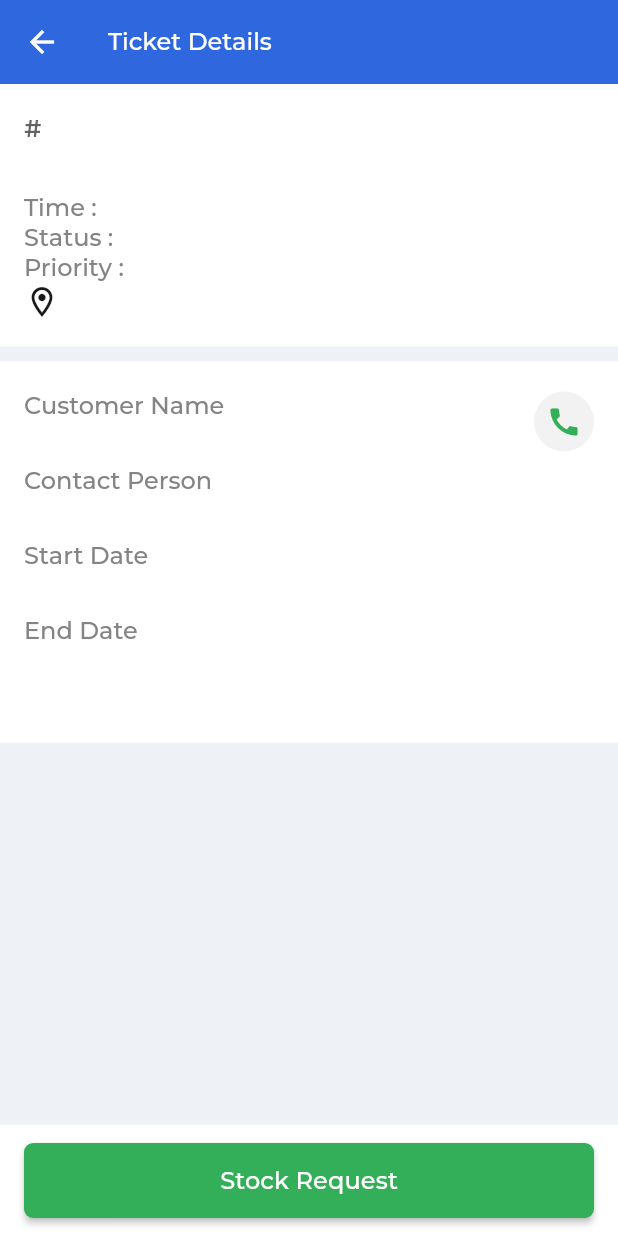
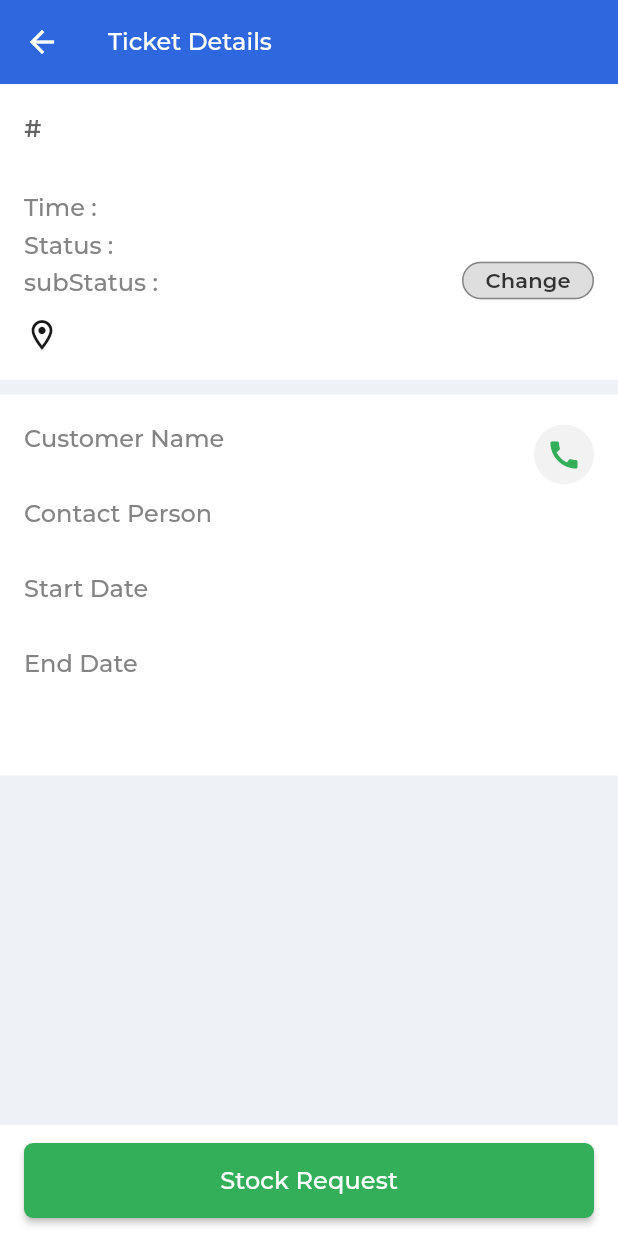
Before and after one commit to Ritik0110/service_management, a Flutter app: the TicketDetails screen opened directly with empty values, after a tap on the "call" icon, on a phone screen of 412 x 824 dp. Run offline on Flutter 3.47's test engine with Material 3 defaults, Android fonts, the phone set to English and light mode, and no system bars; our stand-ins replace dio, easy_date_timeline, flutter_native_splash, fluttertoast, get, shared_preferences; accounts and stored records are empty; network calls fail; project files that could hold a hidden picture were left out.

Commit message:
final changes applied

```diff
--- a/lib/Models/TicketsModel.dart
+++ b/lib/Models/TicketsModel.dart
@@ -50,6 +50,7 @@ class ServiceData {
   String? time;
   String? contactPerson;
   String? contactNumber;
+  String? subStatus;
 
   ServiceData(
       {this.serviceCallNo,
@@ -70,12 +71,14 @@ class ServiceData {
         this.endDate,
         this.time,
         this.contactPerson,
+        this.subStatus,
         this.contactNumber});
 
   ServiceData.fromJson(Map<String, dynamic> json) {
     serviceCallNo = json['ServiceCallNo'];
     subject = json['Subject'];
     callStatus = json['CallStatus'];
+    subStatus = json['SubStatus'];
     priority = json['Priority'];
     problemType = json['ProblemType'];
     callType = json['CallType'];
@@ -98,6 +101,7 @@ class ServiceData {
     final Map<String, dynamic> data = new Map<String, dynamic>();
     data['ServiceCallNo'] = this.serviceCallNo;
     data['Subject'] = this.subject;
+    data['SubStatus'] = this.subStatus;
     data['CallStatus'] = this.callStatus;
     data['Priority'] = this.priority;
     data['ProblemType'] = this.problemType;
--- /dev/null
+++ b/lib/Models/sub_status_model.dart
@@ -0,0 +1,44 @@
+class StatusModel {
+  int? result;
+  String? message;
+  List<SubStatus>? subStatus;
+
+  StatusModel({this.result, this.message, this.subStatus});
+
+  StatusModel.fromJson(Map<String, dynamic> json) {
+    result = json['Result'];
+    message = json['Message'];
+    if (json['SubStatus'] != null) {
+      subStatus = <SubStatus>[];
+      json['SubStatus'].forEach((v) {
+        subStatus!.add(new SubStatus.fromJson(v));
+      });
+    }
+  }
+
+  Map<String, dynamic> toJson() {
+    final Map<String, dynamic> data = new Map<String, dynamic>();
+    data['Result'] = this.result;
+    data['Message'] = this.message;
+    if (this.subStatus != null) {
+      data['SubStatus'] = this.subStatus!.map((v) => v.toJson()).toList();
+    }
+    return data;
+  }
+}
+
+class SubStatus {
+  String? subStatus;
+
+  SubStatus({this.subStatus});
+
+  SubStatus.fromJson(Map<String, dynamic> json) {
+    subStatus = json['SubStatus'];
+  }
+
+  Map<String, dynamic> toJson() {
+    final Map<String, dynamic> data = new Map<String, dynamic>();
+    data['SubStatus'] = this.subStatus;
+    return data;
+  }
+}
--- a/lib/screens/HomeScreen/home_screen.dart
+++ b/lib/screens/HomeScreen/home_screen.dart
@@ -254,6 +254,7 @@ class HomeScreen extends StatelessWidget {
                             ticketId:
                                 controller.ticketList[index].serviceCallNo ??
                                     'N/A',
+                            ticketSubStatus: controller.ticketList[index].subStatus ?? "N/A",
                             ticketTitle:
                                 controller.ticketList[index].subject ?? "N/A",
                             ticketTime:
--- a/lib/screens/HomeScreen/widgets/search_tickets_dialog.dart
+++ b/lib/screens/HomeScreen/widgets/search_tickets_dialog.dart
@@ -79,6 +79,7 @@ class SearchTicketsDialog extends StatelessWidget {
                         itemCount: searchResult.length,
                         itemBuilder: (context, index) {
                           return TicketCard(
+                            ticketSubStatus: searchResult[index].subStatus ?? "N/A",
                             ticketId: searchResult[index].serviceCallNo ?? "",
                             ticketTitle: searchResult[index].subject ?? "N/A",
                             ticketTime: searchResult[index].time ?? "N/A",
--- a/lib/screens/choose_items/choose_item_controller.dart
+++ b/lib/screens/choose_items/choose_item_controller.dart
@@ -88,12 +88,10 @@ class ChooseItemController extends GetxController {
   }
 
   increaseItem1(ItemData data) {
-    if (subQty[data.itemCode]! < data.quantity!) {
       !selectedItemsList.contains(data) ? selectedItemsList.add(data) : null;
       subQty[data.itemCode!] = (subQty[data.itemCode]! + 1);
       totalItemsCount();
       update();
-    }
   }
 
   decreaseItem1(ItemData data) {
--- a/lib/screens/ticket_details/ticket_details.dart
+++ b/lib/screens/ticket_details/ticket_details.dart
@@ -7,8 +7,23 @@ import 'package:service_call_management/utils/app_test_style.dart';
 import 'package:service_call_management/utils/extension/size_extension.dart';
 import 'package:url_launcher/url_launcher.dart';
 
-class TicketDetails extends StatelessWidget {
-  const TicketDetails({super.key, required this.ticketId, required this.ticketTitle, required this.ticketTime, required this.ticketStatus,  required this.ticketLocation, required this.ticketPriority, required this.customerName, required this.contactPerson, required this.startDate, required this.endDate, required this.contactNumber});
+import 'ticket_details_controller.dart';
+
+class TicketDetails extends StatefulWidget {
+  const TicketDetails(
+      {super.key,
+      required this.ticketId,
+      required this.ticketTitle,
+      required this.ticketTime,
+      required this.ticketStatus,
+      required this.ticketLocation,
+      required this.ticketPriority,
+      required this.customerName,
+      required this.contactPerson,
+      required this.startDate,
+      required this.endDate,
+      required this.contactNumber,
+      required this.subStatus});
   final String ticketId;
   final String ticketTitle;
   final String ticketTime;
@@ -20,7 +35,21 @@ class TicketDetails extends StatelessWidget {
   final String contactNumber;
   final String startDate;
   final String endDate;
+  final String subStatus;
 
+  @override
+  State<TicketDetails> createState() => _TicketDetailsState();
+}
+
+class _TicketDetailsState extends State<TicketDetails> {
+  final ticketController = Get.put(TicketDetailsController());
+
+  @override
+  void initState() {
+    super.initState();
+    ticketController.selectedSubStatus.value = widget.subStatus;
+    ticketController.callId.value = widget.ticketId;
+  }
 
   @override
   Widget build(BuildContext context) {
@@ -41,26 +70,57 @@ class TicketDetails extends StatelessWidget {
                 crossAxisAlignment: CrossAxisAlignment.start,
                 children: [
                   Text(
-                    "#$ticketId",
+                    "#${widget.ticketId}",
                     style: AppTextStyle.grey646semi16,
                   ),
                   Text(
-                    "$ticketTitle",
+                    "${widget.ticketTitle}",
                     style: AppTextStyle.black191medium16,
                   ),
                   10.sizedBoxHeight,
+                  Row(
+                    mainAxisAlignment: MainAxisAlignment.spaceBetween,
+                    crossAxisAlignment: CrossAxisAlignment.end,
+                    children: [
+                      Column(
+                        crossAxisAlignment: CrossAxisAlignment.start,
+                        children: [
                           commonRow(
                               title: "Time : ",
-                      value: "$ticketTime",
+                              value: "${widget.ticketTime}",
                               style: AppTextStyle.black323semi16),
+                          5.sizedBoxHeight,
                           commonRow(
                               title: "Status : ",
-                      value: "$ticketStatus",
+                              value: "${widget.ticketStatus}",
                               style: AppTextStyle.green47cSemi16),
+                          5.sizedBoxHeight,
                           commonRow(
-                      title: "Priority : ",
-                      value: "$ticketPriority",
-                      style: AppTextStyle.yellowFF9Semi16),
+                            title: "subStatus : ",
+                            value: "${widget.subStatus}",
+                            style:AppTextStyle.semiBoldTS.copyWith(
+                                color: AppColors.black323Color, fontSize: 16),
+                          ),
+                          12.sizedBoxHeight,
+                        ],
+                      ),
+                      MaterialButton(
+                        onPressed: ticketController.changeStatus,
+                        height: 25,
+                        elevation: 0,
+                        padding: const EdgeInsets.symmetric(horizontal: 0,vertical: 0),
+                        color: AppColors.grey7A7Color.withOpacity(0.25),
+                        shape: RoundedRectangleBorder(
+                          borderRadius: BorderRadius.circular(20),
+                          side: const BorderSide(color: AppColors.grey848Color),
+                        ),
+                        child: Text(
+                          "Change",
+                          style: AppTextStyle.black323semi14,
+                        ),
+                      ),
+                    ],
+                  ),
                   Row(
                     mainAxisAlignment: MainAxisAlignment.start,
                     children: [
@@ -69,7 +129,7 @@ class TicketDetails extends StatelessWidget {
                         color: AppColors.black191Color,
                       ),
                       Text(
-                        "$ticketLocation",
+                        "${widget.ticketLocation}",
                         style: AppTextStyle.black191medium16,
                       ),
                     ],
@@ -92,11 +152,12 @@ class TicketDetails extends StatelessWidget {
                       children: [
                         commonRow(
                             title: "Customer Name",
-                            value: "\n$customerName",
+                            value: "\n${widget.customerName}",
                             style: AppTextStyle.black323semi16),
                         InkWell(
                           onTap: () {
-                            launchUrl(Uri.parse("tel:${contactNumber??""}"));
+                            launchUrl(
+                                Uri.parse("tel:${widget.contactNumber}"));
                           },
                           child: const CircleAvatar(
                             radius: 20,
@@ -112,26 +173,30 @@ class TicketDetails extends StatelessWidget {
                     10.sizedBoxHeight,
                     commonRow(
                         title: "Contact Person",
-                        value: "\n$contactPerson",
+                        value: "\n${widget.contactPerson}",
                         style: AppTextStyle.black323semi16),
                     10.sizedBoxHeight,
                     commonRow(
                         title: "Start Date",
-                        value: "\n$startDate",
+                        value: "\n${widget.startDate}",
                         style: AppTextStyle.black323semi16),
                     10.sizedBoxHeight,
                     commonRow(
                         title: "End Date",
-                        value: "\n$endDate",
+                        value: "\n${widget.endDate}",
                         style: AppTextStyle.black323semi16),
-                    24.sizedBoxHeight,],
+                    24.sizedBoxHeight,
+                  ],
                 ),
               ),
             ),
             const Spacer(),
             CommonMaterialButton(
-                buttonText: "Stock Request", onTap: () {
-                  Get.to(() => StockRequest(callId: ticketId,));
+                buttonText: "Stock Request",
+                onTap: () {
+                  Get.to(() => StockRequest(
+                        callId: widget.ticketId,
+                      ));
                 }),
           ],
         ));
--- a/lib/screens/ticket_details/ticket_details_controller.dart
+++ b/lib/screens/ticket_details/ticket_details_controller.dart
@@ -1,6 +1,90 @@
+import 'dart:convert';
+
+import 'package:flutter/material.dart';
+import 'package:fluttertoast/fluttertoast.dart';
 import 'package:get/get.dart';
+import 'package:service_call_management/Models/sub_status_model.dart';
+import 'package:service_call_management/common_widgets/common_button.dart';
+import 'package:service_call_management/screens/HomeScreen/home_screen.dart';
+import 'package:service_call_management/utils/app_test_style.dart';
+import 'package:service_call_management/utils/extension/size_extension.dart';
+
+import '../../services/network_api_services.dart';
+import '../../utils/app_colors.dart';
+import '../../utils/app_url.dart';
 
 class TicketDetailsController extends GetxController {
+  @override
+  void onReady() {
+    super.onReady();
+    getStatus();
+  }
 
+  StatusModel statusModel = StatusModel();
+  final _api = NetWorkApiService();
+  var selectedSubStatus = "".obs;
+  var callId = "".obs;
+  void changeStatus() async {
+    Get.dialog(Center(
+      child: SizedBox(
+        width: double.infinity,
+        child: Card(
+          elevation: 0,
+          margin: const EdgeInsets.all(16),
+          color: Colors.white,
+          child: Column(
+            mainAxisSize: MainAxisSize.min,
+            children: [
+              10.sizedBoxHeight,
+              Text(
+                'Change Sub Status',
+                style: AppTextStyle.boldTS.copyWith(
+                  fontSize: 20,
+                  color: AppColors.black323Color,
+                ),
+              ),
+              10.sizedBoxHeight,
+              ListView.builder(
+                itemBuilder: (context, index) {
+                  return Obx(() => RadioListTile(
+                      value: statusModel.subStatus?[index].subStatus,
+                      groupValue: selectedSubStatus.value,
+                      title: Text(statusModel.subStatus![index].subStatus!,style: AppTextStyle.black323semi14,),
+                      onChanged: (value) {
+                        selectedSubStatus.value = value!;
+                        update();
+                      }));
+                },
+                itemCount: statusModel.subStatus!.length,
+                shrinkWrap: true,
+                physics: const NeverScrollableScrollPhysics(),
+              ),
+              CommonMaterialButton(buttonText: "Update Sub Status",
+                onTap: ()async{
+                  var data = await _api.postApi(AppUrl.updateStatus,jsonEncode( {
+                    "SubStatus": selectedSubStatus.value,
+                    "CallId": callId.value.toString()
+                  }));
+                  if(data["Result"]==1){
+                    Fluttertoast.showToast(msg: "SubStatus Updated successfully");
+                    Get.offAll(()=>const HomeScreen());
+                    Get.deleteAll();
+                  }else{
+                    Fluttertoast.showToast(msg: "${data["Message"]} ");
+                  }
+                },
+              ),
+              10.sizedBoxHeight
+            ],
+          ),
+        ),
+      ),
+    ));
+  }
 
+  void getStatus() async {
+    var data = await _api.getApi(AppUrl.subStatus);
+    statusModel = StatusModel.fromJson(data);
+    print(statusModel.subStatus![0].subStatus);
+  }
 }
--- a/lib/services/network_api_services.dart
+++ b/lib/services/network_api_services.dart
@@ -10,7 +10,7 @@ import 'app_exceptions.dart';
 
 class NetWorkApiService extends BaseApiServices {
   static Dio dio = Dio(BaseOptions(
-    baseUrl: AppUrl.baseUrl,
+    baseUrl: AppUrl.mainBaseUrl,
   ));
   @override
   Future getApi(String url, {Map<String, dynamic>? queryParameters}) async {
@@ -79,7 +79,7 @@ class NetWorkApiService extends BaseApiServices {
         Get.back();
       }
       throw RequestTimeOut();
-    } catch (e) {
+    }on DioException catch (e) {
       if (Get.isDialogOpen ?? false) {
         Get.back();
       }
--- a/lib/utils/api_helper.dart
+++ b/lib/utils/api_helper.dart
@@ -14,9 +14,8 @@ import 'app_url.dart';
 
 
 class ApiHelper {
-  static Dio dio = Dio(BaseOptions(baseUrl:AppUrl.baseUrl,));
+  static Dio dio = Dio(BaseOptions(baseUrl:AppUrl.mainBaseUrl,));
   static Future<String?> getTickets(String date) async {
-    print(date);
 
     try {
       final response = await dio.post(AppUrl.getTickets,data: {"EmpCode":AppVariables.employeeModel.employeeData?[0].employeeCode,"Date":date});
--- a/lib/utils/app_url.dart
+++ b/lib/utils/app_url.dart
@@ -1,5 +1,6 @@
 class AppUrl {
-  static const String baseUrl = 'http://50.233.53.114:9200/API/';
+  static const String baseUrl ='http://14.143.90.245:9700/API/';
+  static const String mainBaseUrl = 'http://50.233.53.114:9200/API/';
   static const String login = 'UserLogin';
   static const String getTickets = 'ServiceList';
   static const String getItems = "ItemList";
@@ -8,4 +9,6 @@ class AppUrl {
   static const String getWarehouses = "Warehouse";
   static const String prList = "ListPR";
   static const String itList = "ListIT";
+  static const String subStatus = "SubStatus";
+  static const String updateStatus = "UpdateStatus";
 }
--- a/pubspec.yaml
+++ b/pubspec.yaml
@@ -40,7 +40,7 @@ dependencies:
   easy_date_timeline: ^1.0.6
   dio: ^5.4.2+1
   flutter_native_splash:
-  mobile_scanner:
+  fluttertoast:
 # Note: url_launcher: ^6.2.6 need to add ios configuration
   url_launcher: ^6.2.6
 
```
Also changed, not shown: lib/screens/HomeScreen/widgets/ticket_card.dart (+22 -7 lines), lib/screens/choose_items/scanner_page.dart (+5 -4 lines), lib/screens/stock_request/stock_request.dart (+13 -9 lines), pubspec.lock, 19 other files. Lines whose indentation alone changed are shown as unchanged.
